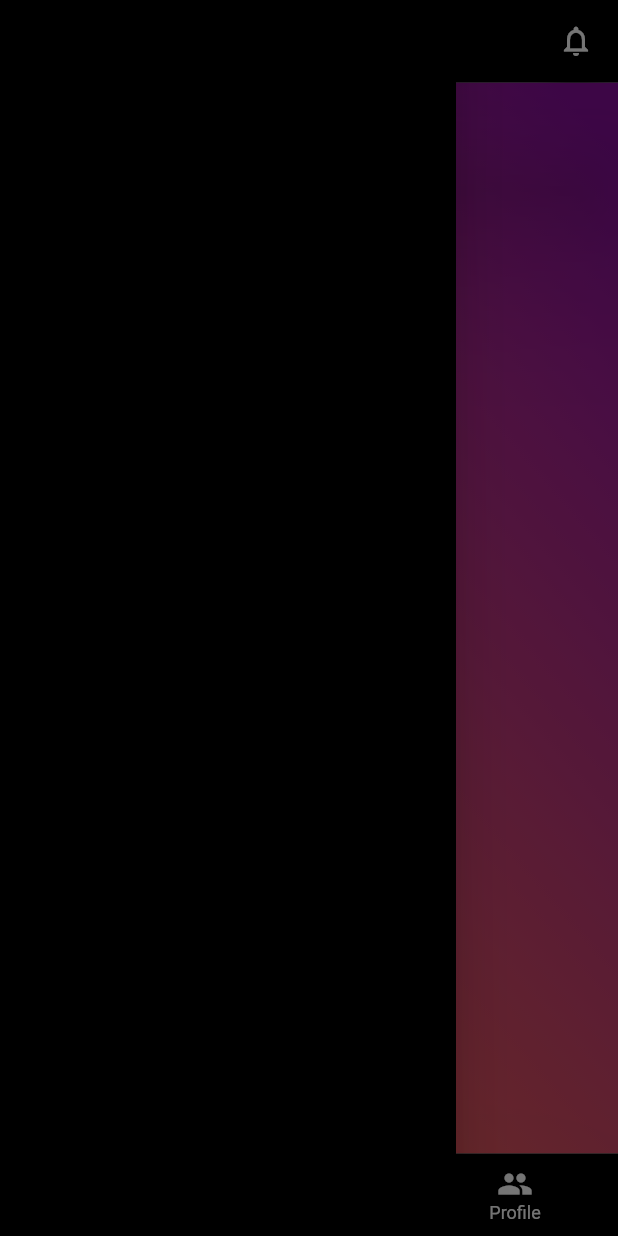
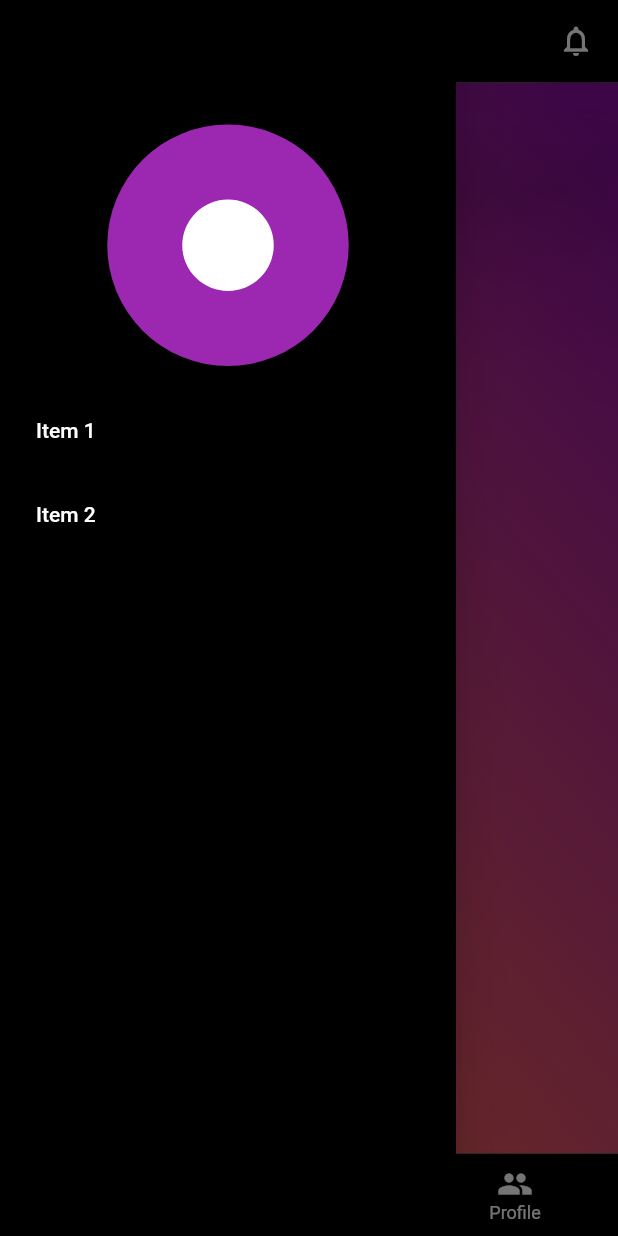
Before and after one commit to erKripad/dik, a Flutter app: the screen it shows after launch, with the side drawer open, on a phone screen of 412 x 824 dp. Run offline on Flutter 3.47's test engine with Material 2 defaults, Android fonts, the phone set to English and light mode, and no system bars; drawn by our look-alikes of convex_bottom_bar; our stand-ins replace google_fonts.

Commit message:
new file:   lib/theme/character_list.dart 	modified:   lib/theme/home_screen.dart 	modified:   lib/theme/notificattion_page.dart 	new file:   lib/theme/profile_page.dart 	modified:   pubspec.lock 	modified:   pubspec.yaml

```diff
--- a/lib/theme/home_screen.dart
+++ b/lib/theme/home_screen.dart
@@ -1,5 +1,6 @@
 //----------------------------------------------------------------------------//
 
+import 'package:dik/theme/profile_page.dart';
 import 'package:flutter/material.dart';
 import 'package:convex_bottom_bar/convex_bottom_bar.dart';
 import 'package:google_fonts/google_fonts.dart';
@@ -35,8 +36,7 @@ class _MyStatefulWidgetState extends State<HomeScreen> {
             onPressed: () {
               Navigator.push(
                 context,
-                MaterialPageRoute(
-                    builder: (context) => const NotificationPage()),
+                MaterialPageRoute(builder: (context) => const ProfileScreen()),
               );
             },
             tooltip: 'Notifiche',
@@ -85,8 +85,52 @@ class _MyStatefulWidgetState extends State<HomeScreen> {
       //
       floatingActionButtonLocation: FloatingActionButtonLocation.miniEndTop,
       //
-      drawer: const Drawer(
+      drawer: Drawer(
         backgroundColor: Colors.black,
+        child: ListView(
+          // Important: Remove any padding from the ListView.
+          padding: const EdgeInsets.all(8),
+          children: [
+            const DrawerHeader(
+              margin: EdgeInsets.only(top: 75.0, bottom: 15),
+              padding: EdgeInsets.all(50),
+              decoration: BoxDecoration(
+                color: Colors.purple,
+                shape: BoxShape.circle,
+              ),
+              child: CircleAvatar(
+                radius: 40,
+                backgroundColor: Colors.white,
+                //backgroundImage: AssetImage("assets/1.5x/papera.png"),
+              ),
+            ),
+            ListTile(
+              title: const Text(
+                'Item 1',
+                style: TextStyle(color: Colors.white),
+              ),
+              iconColor: Colors.white,
+              onTap: () {
+                // Update the state of the app
+                // ...
+                // Then close the drawer
+                Navigator.pop(context);
+              },
+            ),
+            ListTile(
+              title: const Text(
+                'Item 2',
+                style: TextStyle(color: Colors.white),
+              ),
+              onTap: () {
+                // Update the state of the app
+                // ...
+                // Then close the drawer
+                Navigator.pop(context);
+              },
+            ),
+          ],
+        ),
       ),
       //
     );
--- a/lib/theme/notificattion_page.dart
+++ b/lib/theme/notificattion_page.dart
@@ -4,8 +4,8 @@ import 'package:flutter/material.dart';
 
 //----------------------------------------------------------------------------//
 
-class NotificationPage extends StatelessWidget {
-  const NotificationPage({super.key});
+class NotificationScreen extends StatelessWidget {
+  const NotificationScreen({super.key});
   @override
   Widget build(BuildContext context) {
     return Scaffold(
--- a/pubspec.yaml
+++ b/pubspec.yaml
@@ -24,6 +24,7 @@ dependencies:
   flutter_staggered_animations: ^1.1.1
   blurrycontainer: ^1.0.2
   flutter_slider_drawer: ^2.1.3
+  infinite_scroll_pagination: ^3.2.0
 
 #---------------------------------------------------------#
 
@@ -54,6 +55,9 @@ flutter_icons:
 
 flutter:
 
+  assets:
+    - assets/papera.jpg
+
   fonts:
   - family: Lobster
     fonts:
```
Also changed, not shown: lib/theme/profile_page.dart (added, +69 -0 lines), lib/theme/character_list.dart (added), pubspec.lock.
